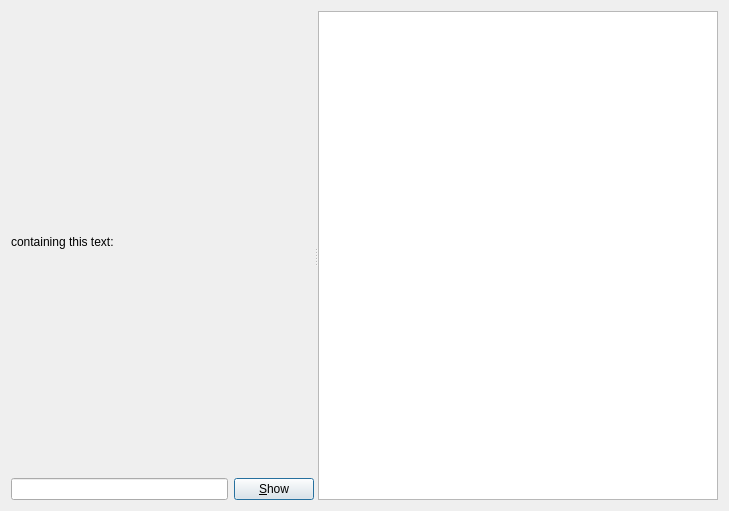
Qt form mnemosyne/mnemosyne/pyqt_ui/browse_cards_dlg.ui (mnemosyne-proj/mnemosyne) before a commit.
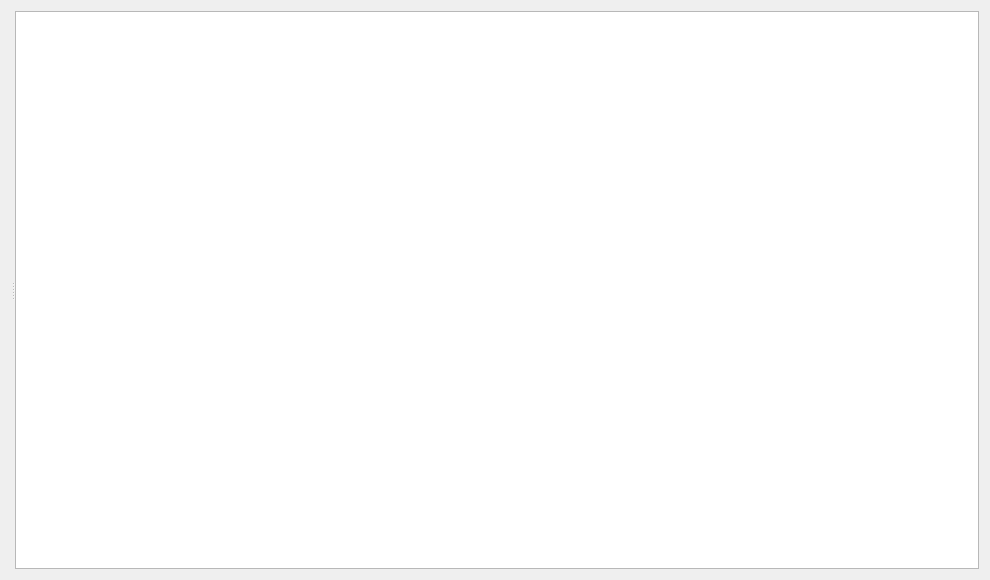
The same form after that commit.

Commit message: Improve card browser.

The edit to the form file:
```diff
--- a/mnemosyne/mnemosyne/pyqt_ui/browse_cards_dlg.ui
+++ b/mnemosyne/mnemosyne/pyqt_ui/browse_cards_dlg.ui
@@ -6,8 +6,8 @@
    <rect>
     <x>0</x>
     <y>0</y>
-    <width>729</width>
-    <height>511</height>
+    <width>990</width>
+    <height>580</height>
    </rect>
   </property>
   <property name="windowTitle">
@@ -23,34 +23,6 @@
       <property name="orientation">
        <enum>Qt::Vertical</enum>
       </property>
-      <widget class="QWidget" name="layoutWidget">
-       <layout class="QVBoxLayout" name="verticalLayout">
-        <item>
-         <widget class="QLabel" name="label_3">
-          <property name="text">
-           <string>containing this text:</string>
-          </property>
-         </widget>
-        </item>
-        <item>
-         <layout class="QHBoxLayout" name="horizontalLayout">
-          <item>
-           <widget class="QLineEdit" name="search_box"/>
-          </item>
-          <item>
-           <widget class="QPushButton" name="show_button">
-            <property name="text">
-             <string>&amp;Show</string>
-            </property>
-            <property name="default">
-             <bool>true</bool>
-            </property>
-           </widget>
-          </item>
-         </layout>
-        </item>
-       </layout>
-      </widget>
      </widget>
      <widget class="QTableView" name="table">
       <property name="selectionBehavior">
```
Left out of the diff: 21 changed lines with no effect on the pictures. The commit also changes 4 other files.
